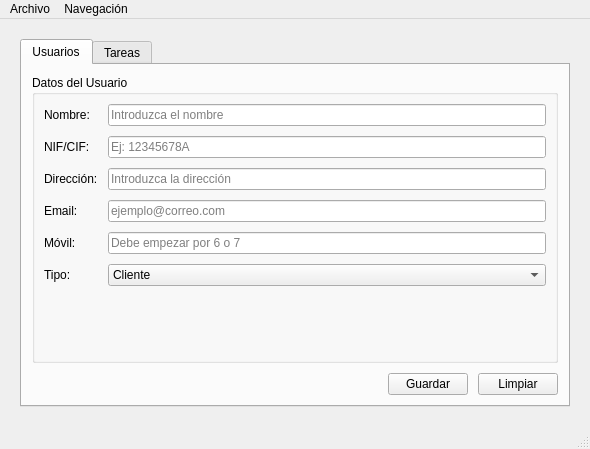
Old version of the form templates/mainwindow.ui in the repository nolarpxo/recuperaTusGuijarroDavid.
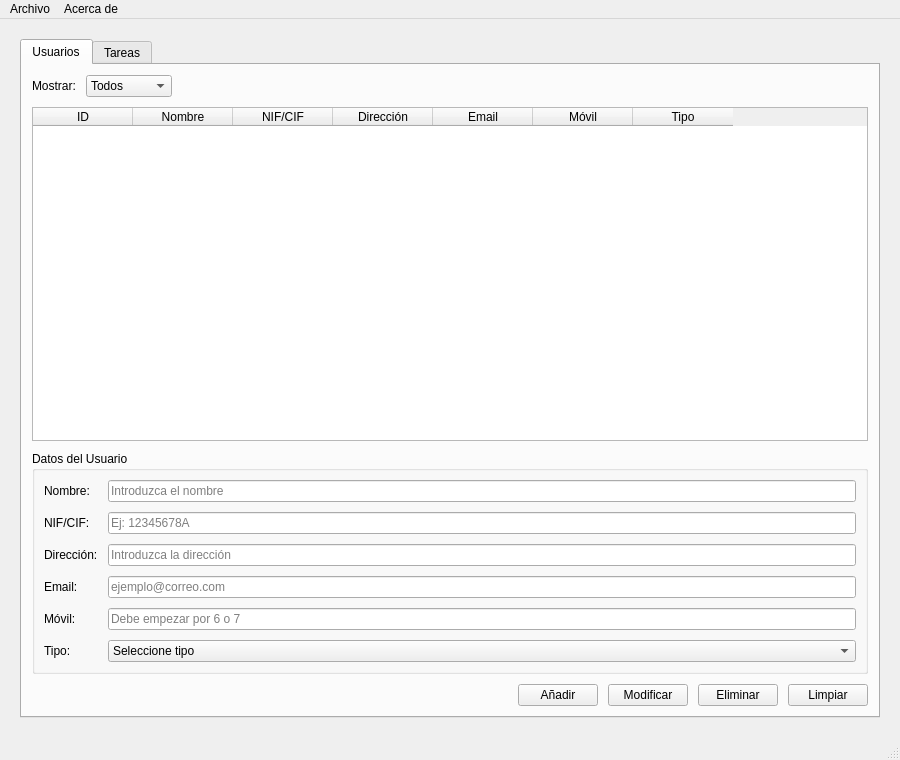
New version of the form.

Commit message: creados los modelos en python con sqlalchemy y actualizado lo correspondiente en la ui

Patch:
```diff
--- a/templates/mainwindow.ui
+++ b/templates/mainwindow.ui
@@ -6,8 +6,8 @@
    <rect>
     <x>0</x>
     <y>0</y>
-    <width>590</width>
-    <height>449</height>
+    <width>900</width>
+    <height>760</height>
    </rect>
   </property>
   <property name="windowTitle">
@@ -77,6 +77,103 @@
              <property name="bottomMargin">
               <number>10</number>
              </property>
+            <item>
+             <layout class="QHBoxLayout" name="layFiltroUsuarios">
+              <property name="spacing">
+               <number>10</number>
+              </property>
+              <item>
+               <widget class="QLabel" name="lblFiltroTipo">
+                <property name="text">
+                 <string>Mostrar:</string>
+                </property>
+               </widget>
+              </item>
+              <item>
+               <widget class="QComboBox" name="cmbFiltroTipo">
+                <item>
+                 <property name="text">
+                  <string>Todos</string>
+                 </property>
+                </item>
+                <item>
+                 <property name="text">
+                  <string>Cliente</string>
+                 </property>
+                </item>
+                <item>
+                 <property name="text">
+                  <string>Empleado</string>
+                 </property>
+                </item>
+               </widget>
+              </item>
+              <item>
+               <spacer name="hspFiltroUsuarios">
+                <property name="orientation">
+                 <enum>Qt::Orientation::Horizontal</enum>
+                </property>
+                <property name="sizeHint" stdset="0">
+                 <size>
+                  <width>40</width>
+                  <height>20</height>
+                 </size>
+                </property>
+               </spacer>
+              </item>
+             </layout>
+            </item>
+            <item>
+             <widget class="QTableWidget" name="tblUsuarios">
+              <property name="alternatingRowColors">
+               <bool>true</bool>
+              </property>
+              <property name="selectionBehavior">
+               <enum>QAbstractItemView::SelectionBehavior::SelectRows</enum>
+              </property>
+              <property name="selectionMode">
+               <enum>QAbstractItemView::SelectionMode::SingleSelection</enum>
+              </property>
+              <property name="columnCount">
+               <number>7</number>
+              </property>
+              <column>
+               <property name="text">
+                <string>ID</string>
+               </property>
+              </column>
+              <column>
+               <property name="text">
+                <string>Nombre</string>
+               </property>
+              </column>
+              <column>
+               <property name="text">
+                <string>NIF/CIF</string>
+               </property>
+              </column>
+              <column>
+               <property name="text">
+                <string>Dirección</string>
+               </property>
+              </column>
+              <column>
+               <property name="text">
+                <string>Email</string>
+               </property>
+              </column>
+              <column>
+               <property name="text">
+                <string>Móvil</string>
+               </property>
+              </column>
+              <column>
+               <property name="text">
+                <string>Tipo</string>
+               </property>
+              </column>
+             </widget>
+            </item>
              <item>
               <widget class="QGroupBox" name="grpUsuario">
                <property name="title">
@@ -119,7 +216,7 @@
                    <string>El NIF/CIF debe seguir el formato español válido (8 dígitos + letra).</string>
                   </property>
                   <property name="autoFillBackground">
-                   <bool>true</bool>
+                  <bool>false</bool>
                   </property>
                   <property name="placeholderText">
                    <string>Ej: 12345678A</string>
@@ -183,6 +280,11 @@
                 </item>
                 <item row="5" column="1">
                  <widget class="QComboBox" name="cmbTipo">
+                 <item>
+                  <property name="text">
+                   <string>Seleccione tipo</string>
+                  </property>
+                 </item>
                   <item>
                    <property name="text">
                     <string>Cliente</string>
@@ -219,7 +321,21 @@
                <item>
                 <widget class="QPushButton" name="btnGuardarUsuario">
                  <property name="text">
-                  <string>Guardar</string>
+                 <string>Añadir</string>
+                </property>
+               </widget>
+              </item>
+              <item>
+               <widget class="QPushButton" name="btnModificarUsuario">
+                <property name="text">
+                 <string>Modificar</string>
+                </property>
+               </widget>
+              </item>
+              <item>
+               <widget class="QPushButton" name="btnEliminarUsuario">
+                <property name="text">
+                 <string>Eliminar</string>
                  </property>
                 </widget>
                </item>
@@ -416,7 +532,7 @@
     <rect>
      <x>0</x>
      <y>0</y>
-     <width>590</width>
+     <width>900</width>
      <height>26</height>
     </rect>
    </property>
@@ -428,7 +544,7 @@
    </widget>
    <widget class="QMenu" name="menuNavegacion">
     <property name="title">
-     <string>Navegación</string>
+     <string>Acerca de</string>
     </property>
    </widget>
    <addaction name="menuArchivo"/>
```
Left out of the diff: 4 changed lines with no effect on the pictures. Lines whose indentation alone changed are shown as unchanged. The commit also changes 6 other files.
